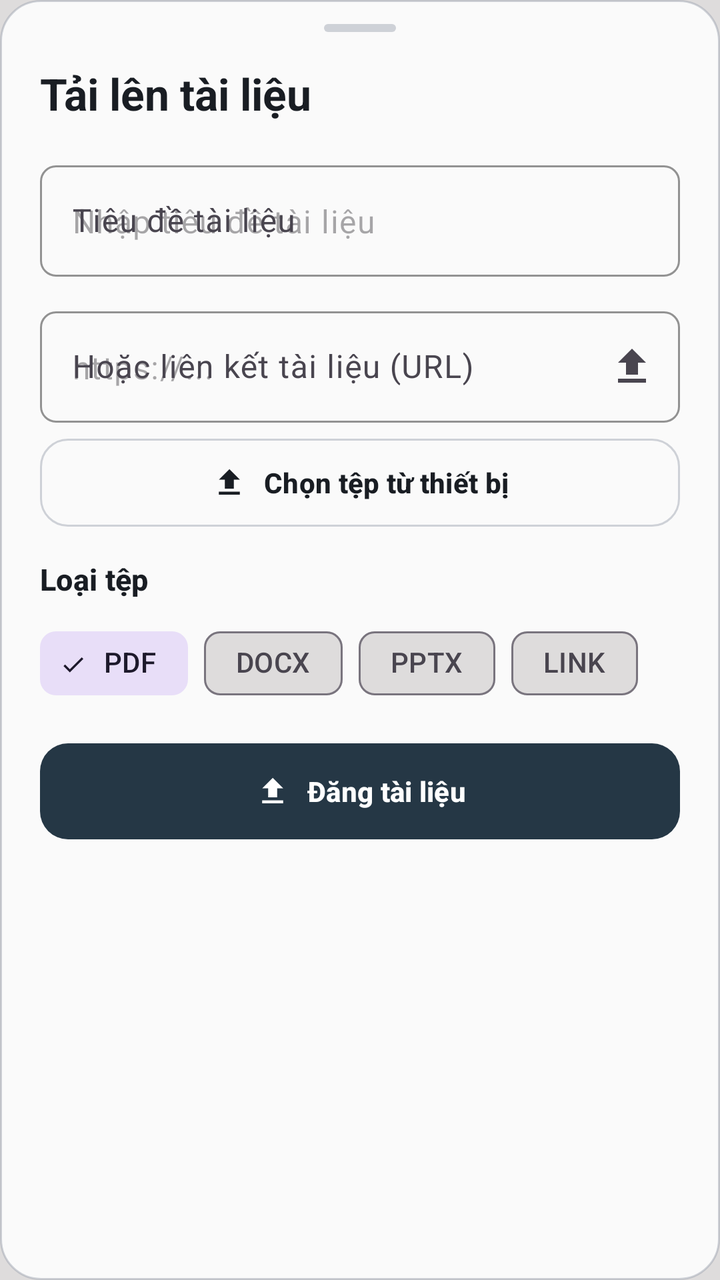
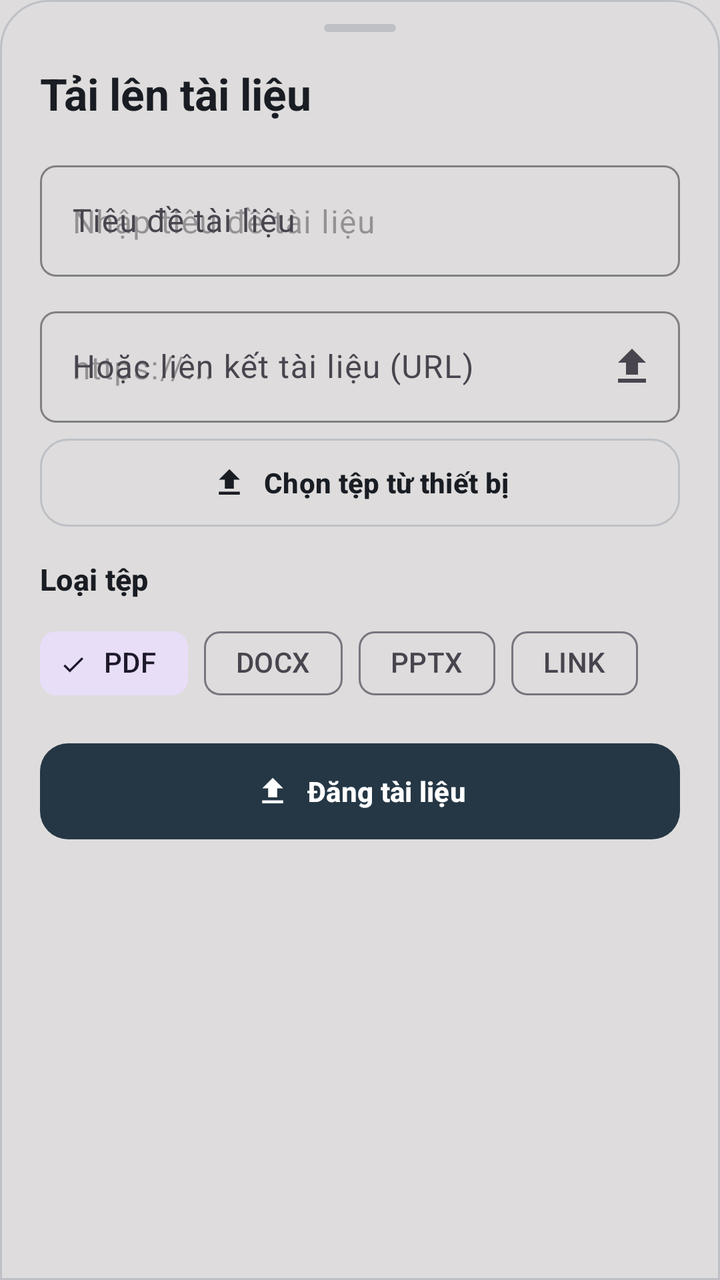

The first picture is an Android layout as it rendered before a commit; the second is the same layout after the commit. The layout source and the unified diff follow.
<!-- AndroidManifest.xml: application theme Theme.UniClassApp -->
<!-- res/layout/dialog_upload_material_bottom_sheet.xml -->
<?xml version="1.0" encoding="utf-8"?>
<LinearLayout xmlns:android="http://schemas.android.com/apk/res/android"
    xmlns:app="http://schemas.android.com/apk/res-auto"
    android:layout_width="match_parent"
    android:layout_height="wrap_content"
    android:background="@drawable/bg_surface_card"
    android:orientation="vertical"
    android:paddingHorizontal="@dimen/space_20"
    android:paddingTop="@dimen/space_12"
    android:paddingBottom="@dimen/space_24">

    
    <View
        android:id="@+id/viewDragHandle"
        android:layout_width="36dp"
        android:layout_height="4dp"
        android:layout_gravity="center_horizontal"
        android:background="@drawable/bg_drag_handle" />

    
    <TextView
        android:id="@+id/tvMaterialTitleHeader"
        style="@style/TextAppearance.EduLens.Headline"
        android:layout_width="match_parent"
        android:layout_height="wrap_content"
        android:layout_marginTop="@dimen/space_16"
        android:text="@string/material_upload_title" />

    
    <com.google.android.material.textfield.TextInputLayout
        android:id="@+id/tilMaterialTitle"
        style="@style/Widget.Material3.TextInputLayout.OutlinedBox"
        android:layout_width="match_parent"
        android:layout_height="wrap_content"
        android:layout_marginTop="@dimen/space_16"
        android:hint="@string/label_material_title"
        app:boxCornerRadiusBottomEnd="@dimen/radius_sm"
        app:boxCornerRadiusBottomStart="@dimen/radius_sm"
        app:boxCornerRadiusTopEnd="@dimen/radius_sm"
        app:boxCornerRadiusTopStart="@dimen/radius_sm"
        app:boxStrokeColor="@color/color_primary">

        <com.google.android.material.textfield.TextInputEditText
            android:id="@+id/etMaterialTitle"
            android:layout_width="match_parent"
            android:layout_height="wrap_content"
            android:hint="@string/hint_material_title"
            android:inputType="textCapSentences"
            android:maxLines="2"
            android:textColor="@color/text_primary" />
    </com.google.android.material.textfield.TextInputLayout>

    
    <com.google.android.material.textfield.TextInputLayout
        android:id="@+id/tilMaterialUrl"
        style="@style/Widget.Material3.TextInputLayout.OutlinedBox"
        android:layout_width="match_parent"
        android:layout_height="wrap_content"
        android:layout_marginTop="@dimen/space_12"
        android:hint="@string/label_material_url"
        app:boxCornerRadiusBottomEnd="@dimen/radius_sm"
        app:boxCornerRadiusBottomStart="@dimen/radius_sm"
        app:boxCornerRadiusTopEnd="@dimen/radius_sm"
        app:boxCornerRadiusTopStart="@dimen/radius_sm"
        app:boxStrokeColor="@color/color_primary"
        app:endIconMode="custom"
        app:endIconDrawable="@drawable/ic_upload"
        app:endIconContentDescription="@string/btn_pick_file_from_device">

        <com.google.android.material.textfield.TextInputEditText
            android:id="@+id/etMaterialUrl"
            android:layout_width="match_parent"
            android:layout_height="wrap_content"
            android:hint="@string/hint_material_url"
            android:inputType="textUri"
            android:maxLines="2"
            android:textColor="@color/text_primary" />
    </com.google.android.material.textfield.TextInputLayout>

    
    <com.google.android.material.button.MaterialButton
        android:id="@+id/btnPickMaterialFile"
        style="@style/Widget.EduLens.Button.Outlined"
        android:layout_width="match_parent"
        android:layout_height="44dp"
        android:layout_marginTop="@dimen/space_8"
        android:text="@string/btn_pick_file_from_device"
        app:icon="@drawable/ic_upload"
        app:iconGravity="textStart"
        app:iconPadding="@dimen/space_8" />

    <TextView
        android:id="@+id/tvUploadedFileName"
        style="@style/TextAppearance.EduLens.Caption"
        android:layout_width="match_parent"
        android:layout_height="wrap_content"
        android:layout_marginTop="@dimen/space_4"
        android:textColor="@color/color_primary"
        android:visibility="gone" />

    
    <TextView
        style="@style/TextAppearance.EduLens.Subtitle"
        android:layout_width="match_parent"
        android:layout_height="wrap_content"
        android:layout_marginTop="@dimen/space_16"
        android:text="@string/label_file_type"
        android:textColor="@color/text_primary" />

    <com.google.android.material.chip.ChipGroup
        android:id="@+id/chipGroupFileType"
        android:layout_width="match_parent"
        android:layout_height="wrap_content"
        android:layout_marginTop="@dimen/space_8"
        app:checkedChip="@id/chipPdf"
        app:selectionRequired="true"
        app:singleSelection="true">

        <com.google.android.material.chip.Chip
            android:id="@+id/chipPdf"
            style="@style/Widget.Material3.Chip.Filter"
            android:layout_width="wrap_content"
            android:layout_height="wrap_content"
            android:checked="true"
            android:text="PDF" />

        <com.google.android.material.chip.Chip
            android:id="@+id/chipDocx"
            style="@style/Widget.Material3.Chip.Filter"
            android:layout_width="wrap_content"
            android:layout_height="wrap_content"
            android:text="DOCX" />

        <com.google.android.material.chip.Chip
            android:id="@+id/chipPptx"
            style="@style/Widget.Material3.Chip.Filter"
            android:layout_width="wrap_content"
            android:layout_height="wrap_content"
            android:text="PPTX" />

        <com.google.android.material.chip.Chip
            android:id="@+id/chipLink"
            style="@style/Widget.Material3.Chip.Filter"
            android:layout_width="wrap_content"
            android:layout_height="wrap_content"
            android:text="LINK" />
    </com.google.android.material.chip.ChipGroup>

    
    <ProgressBar
        android:id="@+id/pbSubmitting"
        android:layout_width="wrap_content"
        android:layout_height="wrap_content"
        android:layout_gravity="center_horizontal"
        android:layout_marginTop="@dimen/space_12"
        android:visibility="gone" />

    
    <com.google.android.material.button.MaterialButton
        android:id="@+id/btnSubmitMaterial"
        style="@style/Widget.EduLens.Button.Filled"
        android:layout_width="match_parent"
        android:layout_height="@dimen/button_height_lg"
        android:layout_marginTop="@dimen/space_16"
        android:text="@string/btn_post_material"
        app:icon="@drawable/ic_upload"
        app:iconGravity="textStart"
        app:iconPadding="@dimen/space_8" />
</LinearLayout>
<!-- resources referenced by this layout -->
<resources>
  <color name="color_primary">#253745</color>
  <color name="text_primary">@color/uc_text_primary</color>
  <dimen name="button_height_lg">48dp</dimen>
  <dimen name="radius_sm">8dp</dimen>
  <dimen name="space_12">12dp</dimen>
  <dimen name="space_16">16dp</dimen>
  <dimen name="space_20">20dp</dimen>
  <dimen name="space_24">24dp</dimen>
  <dimen name="space_4">4dp</dimen>
  <dimen name="space_8">8dp</dimen>
  <!-- drawable bg_drag_handle (drawable) -->
  <?xml version="1.0" encoding="utf-8"?>
  <shape xmlns:android="http://schemas.android.com/apk/res/android"
      android:shape="rectangle">
      <corners android:radius="@dimen/radius_pill" />
      <solid android:color="@color/outline_border" />
      <size
          android:width="36dp"
          android:height="4dp" />
  </shape>
  <!-- drawable bg_surface_card (drawable) -->
  <?xml version="1.0" encoding="utf-8"?>
  <shape xmlns:android="http://schemas.android.com/apk/res/android"
      android:shape="rectangle">
      <solid android:color="@color/uc_surface_card" />
      <stroke
          android:width="1dp"
          android:color="@color/uc_border_card" />
      <corners android:radius="20dp" />
  </shape>
  <!-- drawable ic_upload (drawable) -->
  <vector xmlns:android="http://schemas.android.com/apk/res/android"
      android:width="24dp"
      android:height="24dp"
      android:viewportWidth="24"
      android:viewportHeight="24">
      <path
          android:fillColor="#FF1976D2"
          android:pathData="M9,16h6v-6h4l-7,-7 -7,7h4v6zm-4,2h14v2H5v-2z" />
  </vector>
  <string name="btn_pick_file_from_device">Chọn tệp từ thiết bị</string>
  <string name="btn_post_material">Đăng tài liệu</string>
  <string name="hint_material_title">Nhập tiêu đề tài liệu</string>
  <string name="hint_material_url">https://...</string>
  <string name="label_file_type">Loại tệp</string>
  <string name="label_material_title">Tiêu đề tài liệu</string>
  <string name="label_material_url">Hoặc liên kết tài liệu (URL)</string>
  <string name="material_upload_title">Tải lên tài liệu</string>
  <style name="TextAppearance.EduLens.Caption" parent="TextAppearance.Material3.BodySmall">
          <item name="android:textSize">12sp</item>
          <item name="android:textStyle">normal</item>
          <item name="android:textColor">@color/text_secondary</item>
      </style>
  <style name="TextAppearance.EduLens.Headline" parent="TextAppearance.Material3.HeadlineSmall">
          <item name="android:textSize">22sp</item>
          <item name="android:textStyle">bold</item>
          <item name="android:textColor">@color/text_primary</item>
      </style>
  <style name="TextAppearance.EduLens.Subtitle" parent="TextAppearance.Material3.TitleSmall">
          <item name="android:textSize">15sp</item>
          <item name="android:textStyle">bold</item>
          <item name="android:textColor">@color/text_primary</item>
      </style>
  <style name="Theme.UniClassApp" parent="Base.Theme.UniClassApp" />
  <color name="uc_text_primary">#191D23</color>
  <dimen name="radius_pill">999dp</dimen>
  <color name="outline_border">@color/uc_border_card</color>
  <color name="uc_surface_card">#D9FFFFFF</color>
  <color name="uc_border_card">#73989DAA</color>
  <color name="text_secondary">@color/uc_text_secondary</color>
  <dimen name="button_height_md">40dp</dimen>
  <color name="uc_btn_primary_bg">#253745</color>
  <color name="uc_btn_primary_text">#FFFFFF</color>
  <color name="uc_text_secondary">#4A5C6A</color>
  <color name="p2_teal">#57707A</color>
  <color name="p2_lavender">#C5BAC4</color>
  <color name="uc_bg_canvas">#DEDCDC</color>
  <color name="color_error">#DC2626</color>
  <!-- unchanged entries left out for length: 3 -->
</resources>

<!-- the commit's change to res/layout/dialog_upload_material_bottom_sheet.xml (unified diff, before → after) -->
@@ -3,7 +3,7 @@
     xmlns:app="http://schemas.android.com/apk/res-auto"
     android:layout_width="match_parent"
     android:layout_height="wrap_content"
-    android:background="@drawable/bg_surface_card"
+    android:background="@drawable/bg_unified_bottom_sheet"
     android:orientation="vertical"
     android:paddingHorizontal="@dimen/space_20"
     android:paddingTop="@dimen/space_12"
<!-- resource entries referenced after the edit -->
@@ -20,15 +20,17 @@
           android:width="36dp"
           android:height="4dp" />
   </shape>
-  <!-- drawable bg_surface_card (drawable) -->
+  <!-- drawable bg_unified_bottom_sheet (drawable) -->
   <?xml version="1.0" encoding="utf-8"?>
   <shape xmlns:android="http://schemas.android.com/apk/res/android"
       android:shape="rectangle">
-      <solid android:color="@color/uc_surface_card" />
+      <solid android:color="@color/uc_bg_bottom_nav" />
+      <corners
+          android:topLeftRadius="24dp"
+          android:topRightRadius="24dp" />
       <stroke
           android:width="1dp"
           android:color="@color/uc_border_card" />
-      <corners android:radius="20dp" />
   </shape>
   <!-- drawable ic_upload (drawable) -->
   <vector xmlns:android="http://schemas.android.com/apk/res/android"
@@ -67,7 +69,7 @@
   <color name="uc_text_primary">#191D23</color>
   <dimen name="radius_pill">999dp</dimen>
   <color name="outline_border">@color/uc_border_card</color>
-  <color name="uc_surface_card">#D9FFFFFF</color>
+  <color name="uc_bg_bottom_nav">@color/uc_bg_canvas</color>
   <color name="uc_border_card">#73989DAA</color>
   <color name="text_secondary">@color/uc_text_secondary</color>
   <dimen name="button_height_md">40dp</dimen>
